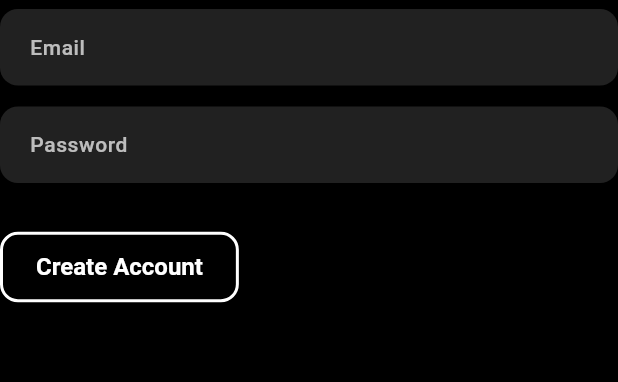
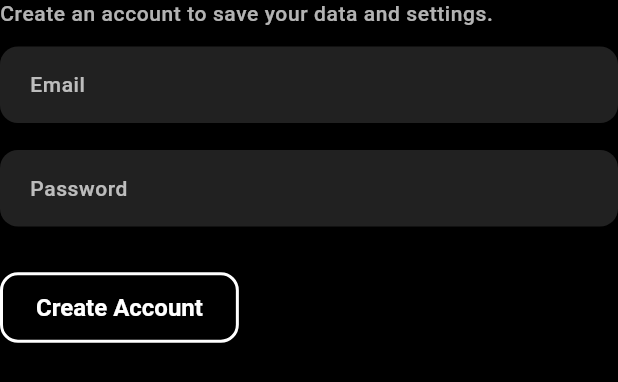
Before and after one commit to anaveo/Automotiq-App, a Flutter app: the _AnonymousLinkForm widget shown alone on an empty page, opened directly, on a phone screen of 412 x 824 dp. Shown: the top 382 px of the screen. Run offline on Flutter 3.47's test engine with Material 3 defaults, Android fonts, the phone set to English and light mode, and no system bars; our stand-ins replace cloud_firestore, firebase_auth, firebase_core, logger, permission_handler, rxdart and 1 more; missing offline and left inert: flutter_reactive_ble; accounts and stored records are empty; generated files the repository leaves out were written again; network calls fail.

Commit message:
General UI/functionality cleanup

```diff
--- a/autonomiq_app/lib/screens/account_settings_screen.dart
+++ b/autonomiq_app/lib/screens/account_settings_screen.dart
@@ -181,14 +181,17 @@ class _AnonymousLinkFormState extends State<_AnonymousLinkForm> {
     return Column(
       crossAxisAlignment: CrossAxisAlignment.start,
       children: [
-        Padding(padding: EdgeInsets.symmetric(vertical: 6),
+        Text("Create an account to save your data and settings.",
+            style: Theme.of(context).textTheme.bodySmall),
+        Padding(
+          padding: EdgeInsets.symmetric(vertical: 12),
           child: TextField(
             controller: _emailController,
             autocorrect: false,
             decoration: _inputDecoration('Email'),
           ),
         ),
-        Padding(padding: EdgeInsets.symmetric(vertical: 8),
+        Padding(padding: EdgeInsets.symmetric(vertical: 6),
           child: TextField(
             controller: _passwordController,
             obscureText: true,
--- a/autonomiq_app/lib/screens/ble_scan_screen.dart
+++ b/autonomiq_app/lib/screens/ble_scan_screen.dart
@@ -89,10 +89,10 @@ class _BleScanScreenState extends State<BleScanScreen> {
       final vehicle = VehicleModel(
         id: '', // id is generated by the repository, so we can use a placeholder here
         deviceId: device.id,
-        name: 'Vehicle_${DateTime.now().millisecondsSinceEpoch}',
-        vin: 'ABCDEF',
+        name: 'Vehicle ${DateTime.now().millisecond}',
+        vin: 'ABCDEF', // Replace with actual VIN
         year: 2000 + (DateTime.now().hour),
-        odometer: 50000 + (DateTime.now().millisecond),
+        odometer: 50000 + (DateTime.now().millisecond), // Replace with actual odometer reading
         diagnosticTroubleCodes: [],
       );
 
```
